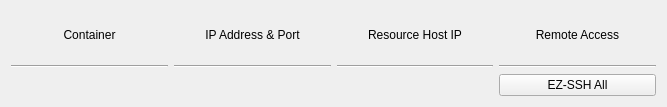
Above: hub/forms/DlgEnvironment.ui from subutai-io/control-center before the change. Below: the same form after it.
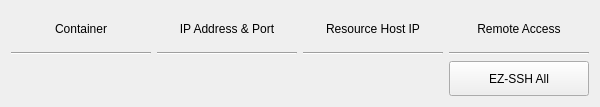
That is the form after the change.

Patch:
```diff
--- a/hub/forms/DlgEnvironment.ui
+++ b/hub/forms/DlgEnvironment.ui
@@ -6,7 +6,7 @@
    <rect>
     <x>0</x>
     <y>0</y>
-    <width>667</width>
+    <width>600</width>
     <height>107</height>
    </rect>
   </property>
@@ -98,6 +98,12 @@
     <layout class="QVBoxLayout" name="verticalLayout">
      <item>
       <widget class="QPushButton" name="btn_ssh_all">
+       <property name="maximumSize">
+        <size>
+         <width>16777215</width>
+         <height>10777215</height>
+        </size>
+       </property>
        <property name="text">
         <string>EZ-SSH All</string>
        </property>
```
